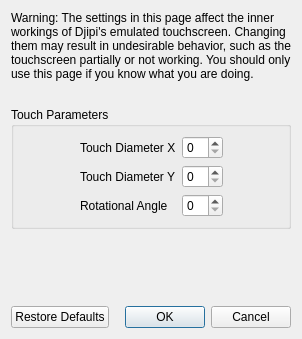
Above: src/yuzu/configuration/configure_touchscreen_advanced.ui from Djipi71/OOT before the change. Below: the same form after it.
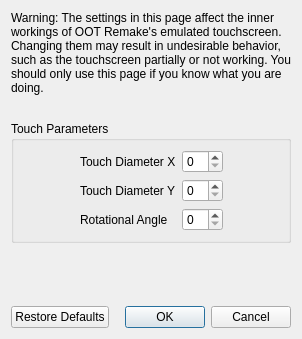
That is the form after the change.

Commit message: Djipi v4: OOT Remake rebased on Frizti's Fritchii v5.8.4 with Lichii build-150 fixes

```diff
--- a/src/yuzu/configuration/configure_touchscreen_advanced.ui
+++ b/src/yuzu/configuration/configure_touchscreen_advanced.ui
@@ -23,7 +23,7 @@
       </size>
      </property>
      <property name="text">
-      <string>Warning: The settings in this page affect the inner workings of Djipi's emulated touchscreen. Changing them may result in undesirable behavior, such as the touchscreen partially or not working. You should only use this page if you know what you are doing.</string>
+      <string>Warning: The settings in this page affect the inner workings of OOT Remake's emulated touchscreen. Changing them may result in undesirable behavior, such as the touchscreen partially or not working. You should only use this page if you know what you are doing.</string>
      </property>
      <property name="wordWrap">
       <bool>true</bool>
```
The commit also changes 654 other files.
